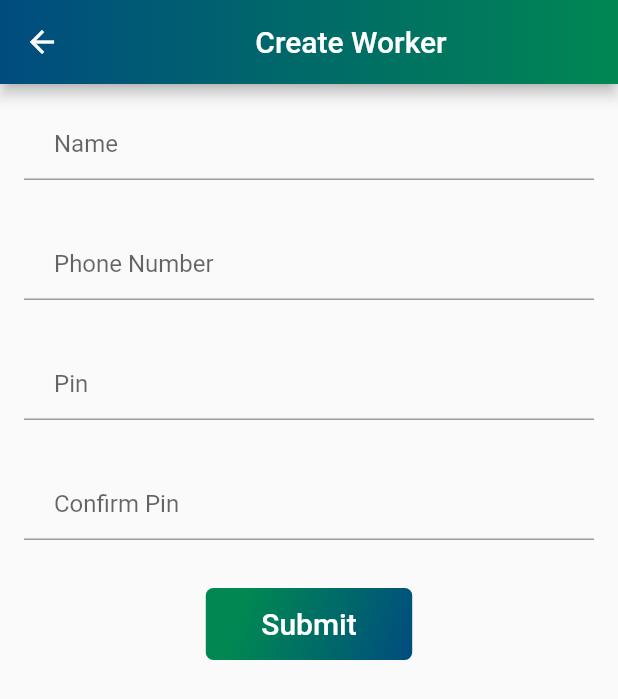
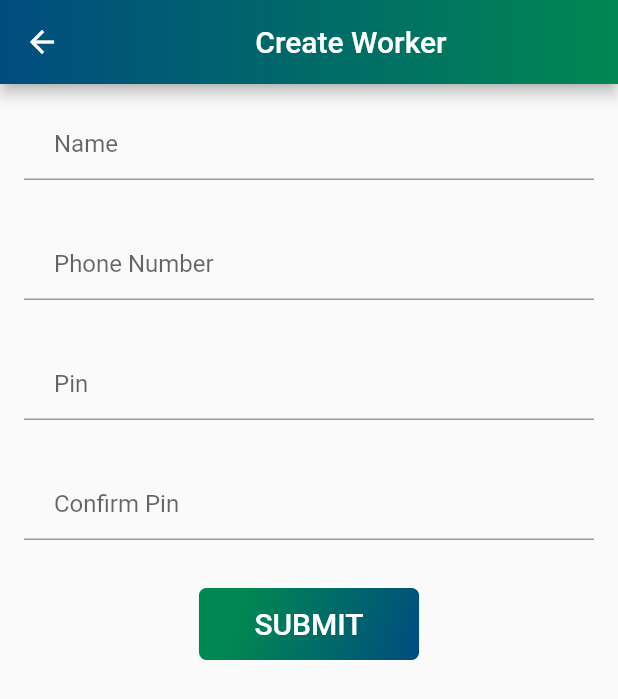
Before and after one commit to farawehassan/bizgiene_limited, a Flutter app: the CreateWorker screen opened by its route, on a phone screen of 412 x 824 dp. Shown: the top 699 px of the screen. Run offline on Flutter 3.47's test engine with Material 2 defaults, Android fonts, the phone set to English and light mode, and no system bars; our stand-ins replace dynamic_theme, flutter_money_formatter, flutter_typeahead, fluttertoast, font_awesome_flutter, google_fonts and 5 more; missing offline and left inert: esc_pos_printer, flutter_sparkline, folding_cell; accounts and stored records are empty; project files that could hold a hidden picture were left out.

Commit message:
Commit 1 changes from Moyo PC

```diff
--- a/lib/ui/register/create_worker.dart
+++ b/lib/ui/register/create_worker.dart
@@ -144,7 +144,7 @@ class _CreateWorkerState extends State<CreateWorker> {
                         padding: const EdgeInsets.symmetric(
                             vertical: 5.0, horizontal: 21.0),
                         child: Text(
-                          'Submit',
+                          'SUBMIT',
                           style: TextStyle(
                               color: Colors.white,
                               fontSize: 20.0
```
